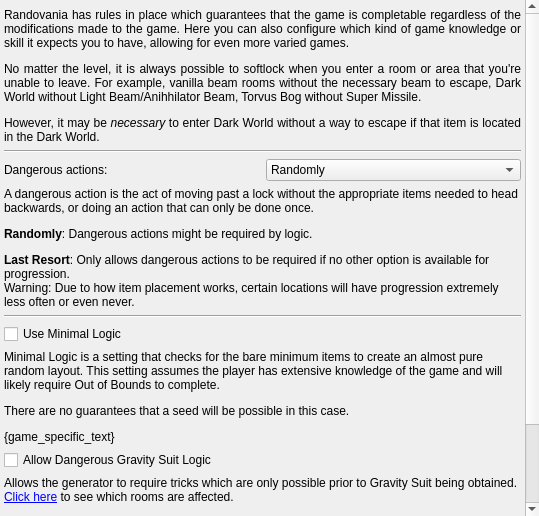
Old version of the form randovania/gui/ui_files/preset_trick_level.ui in the repository randovania/randovania.
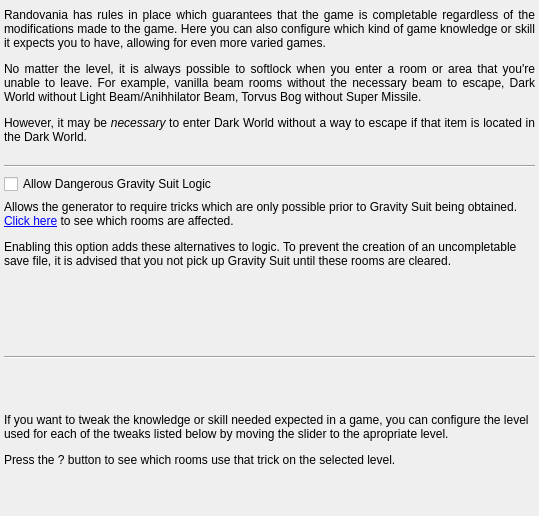
New version of the form.

Commit message: adds a Generation tab in preset settings, consolidating several options

Patch:
```diff
--- a/randovania/gui/ui_files/preset_trick_level.ui
+++ b/randovania/gui/ui_files/preset_trick_level.ui
@@ -49,8 +49,8 @@
         <rect>
          <x>0</x>
          <y>0</y>
-         <width>525</width>
-         <height>625</height>
+         <width>539</width>
+         <height>516</height>
         </rect>
        </property>
        <layout class="QVBoxLayout" name="trick_level_layout">
@@ -86,68 +86,6 @@
           </property>
          </widget>
         </item>
-        <item>
-         <layout class="QHBoxLayout" name="dangerous_layout">
-          <item>
-           <widget class="QLabel" name="dangerous_label">
-            <property name="text">
-             <string>Dangerous actions:</string>
-            </property>
-           </widget>
-          </item>
-          <item>
-           <widget class="QComboBox" name="dangerous_combo">
-            <item>
-             <property name="text">
-              <string>Randomly</string>
-             </property>
-            </item>
-            <item>
-             <property name="text">
-              <string>Last Resort</string>
-             </property>
-            </item>
-           </widget>
-          </item>
-         </layout>
-        </item>
-        <item>
-         <widget class="QLabel" name="dangerous_description">
-          <property name="text">
-           <string>&lt;html&gt;&lt;head/&gt;&lt;body&gt;&lt;p&gt;A dangerous action is the act of moving past a lock without the appropriate items needed to head backwards, or doing an action that can only be done once.&lt;/p&gt;&lt;p&gt;&lt;span style=&quot; font-weight:600;&quot;&gt;Randomly&lt;/span&gt;: Dangerous actions might be required by logic.&lt;/p&gt;&lt;p&gt;&lt;span style=&quot; font-weight:600;&quot;&gt;Last Resort&lt;/span&gt;: Only allows dangerous actions to be required if no other option is available for progression.&lt;br/&gt;Warning: Due to how item placement works, certain locations will have progression extremely less often or even never.&lt;/p&gt;&lt;/body&gt;&lt;/html&gt;</string>
-          </property>
-          <property name="wordWrap">
-           <bool>true</bool>
-          </property>
-         </widget>
-        </item>
-        <item>
-         <widget class="Line" name="trick_level_line_2">
-          <property name="orientation">
-           <enum>Qt::Horizontal</enum>
-          </property>
-         </widget>
-        </item>
-        <item>
-         <widget class="QCheckBox" name="trick_level_minimal_logic_check">
-          <property name="text">
-           <string>Use Minimal Logic</string>
-          </property>
-         </widget>
-        </item>
-        <item>
-         <widget class="QLabel" name="trick_level_minimal_logic_label">
-          <property name="text">
-           <string>&lt;html&gt;&lt;head/&gt;&lt;body&gt;&lt;/p&gt;&lt;p&gt;Minimal Logic is a setting that checks for the bare minimum items to create an almost pure random layout. This setting assumes the player has extensive knowledge of the game and will likely require Out of Bounds to complete.&lt;/p&gt;&lt;p&gt;There are no guarantees that a seed will be possible in this case.&lt;/p&gt;&lt;p&gt;{game_specific_text}&lt;/body&gt;&lt;/html&gt;</string>
-          </property>
-          <property name="alignment">
-           <set>Qt::AlignLeading|Qt::AlignLeft|Qt::AlignTop</set>
-          </property>
-          <property name="wordWrap">
-           <bool>true</bool>
-          </property>
-         </widget>
-        </item>
         <item>
          <widget class="QCheckBox" name="underwater_abuse_check">
           <property name="text">
@@ -169,7 +107,7 @@
          </widget>
         </item>
         <item>
-         <widget class="Line" name="trick_level_line_3">
+         <widget class="Line" name="trick_level_line_2">
           <property name="orientation">
            <enum>Qt::Horizontal</enum>
           </property>
```
The commit also changes 21 other files.
